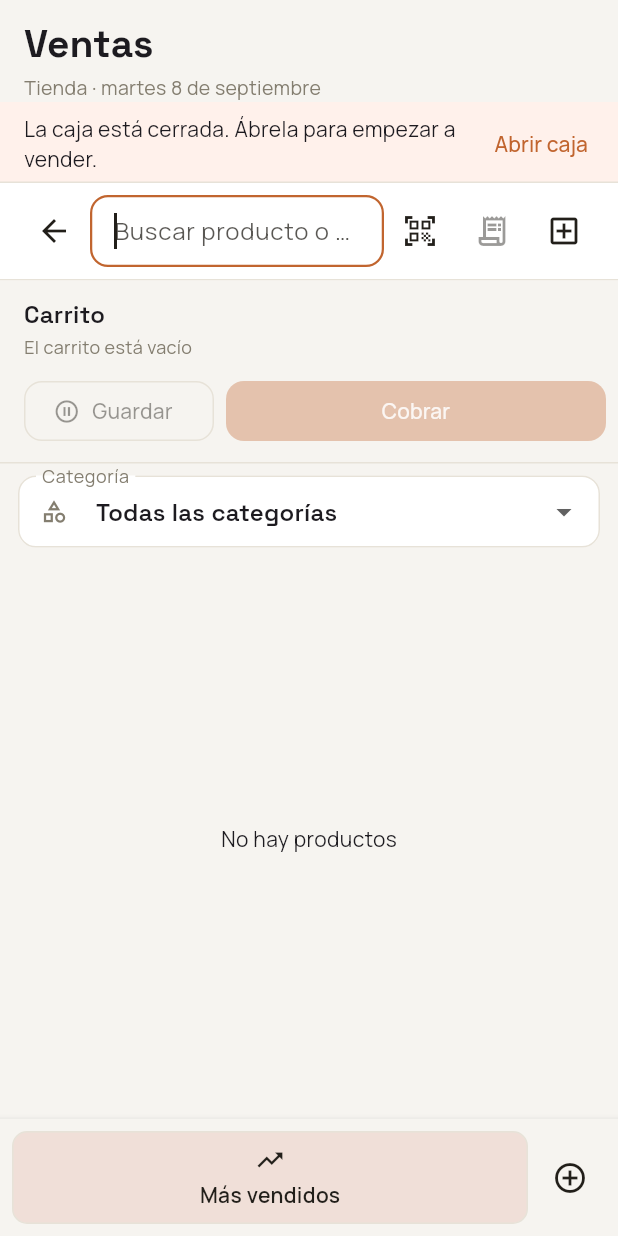
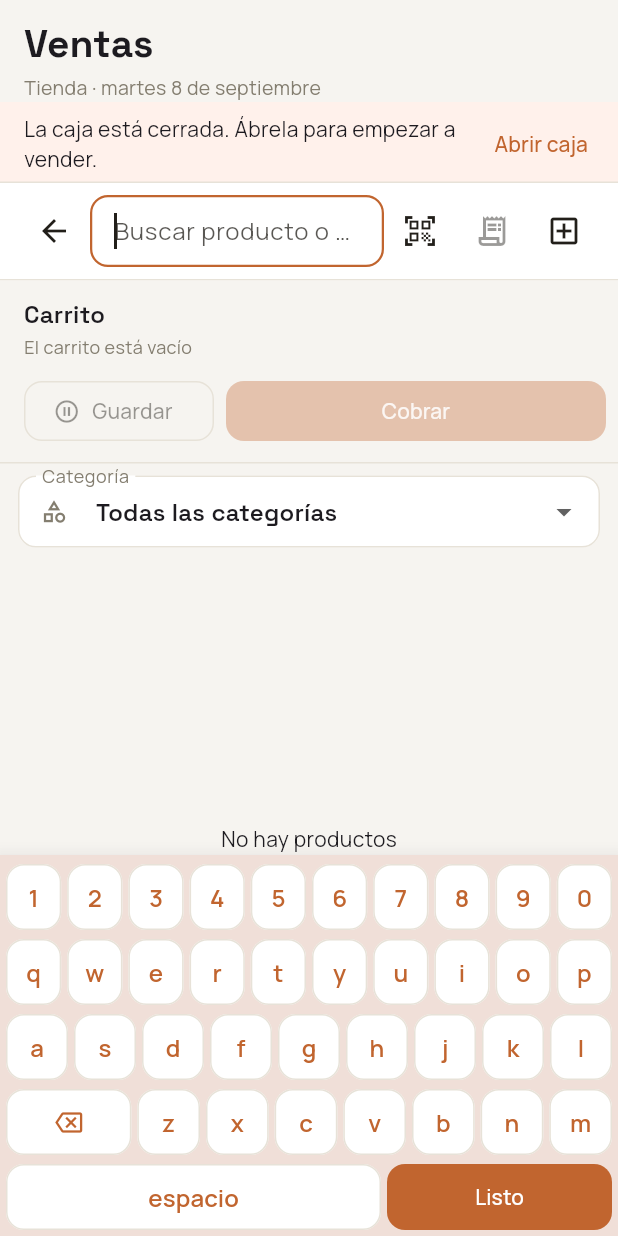
Before and after one commit to p1np0n/POSible, a Flutter app: the PosScreen widget shown alone on an empty page, opened directly, after a tap on the "search" icon, on a phone screen of 412 x 824 dp. Run offline on Flutter 3.47's test engine with Material 3 defaults, Android fonts, the phone set to English and light mode, and no system bars; our stand-ins replace audioplayers, csv, file_picker, fl_chart, google_fonts, image_picker and 3 more; missing offline and left inert: mobile_scanner; accounts and stored records are empty.

Commit message:
Agrega teclado propio de la app al buscador de Ventas (evita el de Android)
- Nuevo lib/widgets/simple_keyboard.dart: teclado QWERTY simple (números y
  minúsculas, sin tildes/ñ, no hacen falta porque la búsqueda ya las
  ignora), pegado abajo de la pantalla.
- pos_screen.dart: el TextField del buscador lleva ahora
  keyboardType: TextInputType.none para que Android no abra su propio
  teclado — el teclado propio aparece en su lugar al tocar el campo. El
  lector USB no se ve afectado: sigue escribiendo directo en el mismo
  campo editable, sin pasar por ningún teclado en pantalla.
- Mismo keyboardType: none en el campo invisible que mantiene el foco del
  lector cuando el buscador está colapsado — antes ese campo, aunque
  invisible, sí hacía que Android abriera su teclado al tomar el foco;
  probablemente la causa real de los conflictos reportados.

Co-Authored-By: Claude Sonnet 5 <noreply@anthropic.com>
Claude-Session: https://claude.ai/code/session_011Joc9koXtYcSZFKc6EaRF6

```diff
--- a/lib/screens/pos/pos_screen.dart
+++ b/lib/screens/pos/pos_screen.dart
@@ -34,6 +34,7 @@ import '../../widgets/currency_text.dart';
 import '../../widgets/error_state.dart';
 import '../../widgets/number_pad_dialog.dart';
 import '../../widgets/product_avatar.dart';
+import '../../widgets/simple_keyboard.dart';
 import '../../widgets/status_badge.dart';
 import '../inventory/product_form_screen.dart';
 import '../scan/barcode_scanner_screen.dart';
@@ -97,6 +98,12 @@ class _PosScreenState extends State<PosScreen> {
   // Si el buscador está desplegado (mostrando el campo de texto) o
   // escondido detrás del ícono de lupa — ver la barra de arriba en build().
   bool _searchExpanded = false;
+  // Si el teclado propio de la app (ver lib/widgets/simple_keyboard.dart)
+  // está abierto, para escribir a mano en el buscador. Se abre solo al
+  // tocar el campo (no automáticamente al ganar el foco, para no chocar
+  // con el foco que el lector USB recupera solo — ver _scannerFocusWatchdog
+  // más abajo) y se cierra al perder el foco o al tocar "Listo".
+  bool _showKeyboard = false;
   // Además de devolverle el foco al buscador explícitamente después de
   // cada interacción conocida (_refocusSearch), este timer revisa cada
   // tanto si el foco se perdió sin que nada más lo esté usando a propósito
@@ -113,6 +120,13 @@ class _PosScreenState extends State<PosScreen> {
       _refocusSearch();
     });
     _loadData();
+    // Al perder el foco (tocar otra cosa, elegir un producto, etc.) el
+    // teclado propio se cierra solo, igual que haría el del celular.
+    _searchFocusNode.addListener(() {
+      if (!_searchFocusNode.hasFocus && mounted && _showKeyboard) {
+        setState(() => _showKeyboard = false);
+      }
+    });
     _scannerFocusWatchdog = Timer.periodic(const Duration(milliseconds: 400), (_) {
       if (!mounted) return;
       if (!context.read<AppPreferencesProvider>().usbScannerModeEnabled) return;
@@ -1015,6 +1029,7 @@ class _PosScreenState extends State<PosScreen> {
                     _searchExpanded = false;
                     _searchController.clear();
                     _search = '';
+                    _showKeyboard = false;
                   }),
                 ),
                 Expanded(
@@ -1024,6 +1039,12 @@ class _PosScreenState extends State<PosScreen> {
                     autofocus: true,
                     style: TextStyle(color: onPrimary),
                     cursorColor: onPrimary,
+                    // Sin teclado del sistema: el que usamos es el propio de
+                    // la app (SimpleKeyboard, más abajo). El lector USB no se
+                    // ve afectado — sigue escribiendo directo en este campo,
+                    // como un teclado físico, sin pasar por ninguno de los
+                    // dos teclados en pantalla.
+                    keyboardType: TextInputType.none,
                     decoration: InputDecoration(
                       hintText: prefs.usbScannerModeEnabled
                           ? 'Buscar producto o código (o escanea aquí)'
@@ -1031,6 +1052,7 @@ class _PosScreenState extends State<PosScreen> {
                       hintStyle: TextStyle(color: onPrimary.withOpacity(0.75)),
                       border: InputBorder.none,
                     ),
+                    onTap: () => setState(() => _showKeyboard = true),
                     onChanged: _onSearchChanged,
                     onSubmitted: _handleScanSubmit,
                   ),
@@ -1052,7 +1074,12 @@ class _PosScreenState extends State<PosScreen> {
                 // realmente reciba el foco del teclado en Flutter Web —
                 // por eso usa un tamaño chico pero real, oculto con
                 // Opacity(0) e IgnorePointer (para que no se pueda tocar
-                // sin querer) en vez de tamaño cero.
+                // sin querer) en vez de tamaño cero. "keyboardType: none" es
+                // clave acá: sin eso, Android abría su teclado en pantalla
+                // cada vez que este campo invisible tomaba el foco (que es
+                // todo el tiempo, con el lector activado), aunque nadie
+                // pudiera verlo ni usarlo — probablemente la causa de que el
+                // teclado del celular pareciera "portarse mal" en Ventas.
                 if (prefs.usbScannerModeEnabled)
                   SizedBox(
                     width: 36,
@@ -1064,6 +1091,7 @@ class _PosScreenState extends State<PosScreen> {
                           controller: _searchController,
                           focusNode: _searchFocusNode,
                           autofocus: true,
+                          keyboardType: TextInputType.none,
                           decoration: const InputDecoration(border: InputBorder.none),
                           onChanged: _onSearchChanged,
                           onSubmitted: _handleScanSubmit,
@@ -1075,7 +1103,10 @@ class _PosScreenState extends State<PosScreen> {
                   icon: const Icon(Icons.search),
                   color: onPrimary,
                   tooltip: 'Buscar producto o código',
-                  onPressed: () => setState(() => _searchExpanded = true),
+                  onPressed: () => setState(() {
+                    _searchExpanded = true;
+                    _showKeyboard = true;
+                  }),
                 ),
               ],
               if (prefs.cameraScanEnabled)
@@ -1170,8 +1201,10 @@ class _PosScreenState extends State<PosScreen> {
 
     final quickSaleBar = _buildQuickSaleBar();
 
-    return LayoutBuilder(
-      builder: (context, constraints) {
+    return Stack(
+      children: [
+        LayoutBuilder(
+          builder: (context, constraints) {
         final isSplitWide = constraints.maxWidth >= _splitLayoutBreakpoint;
         final cartPanel = CartPanel(
           compact: !isSplitWide,
@@ -1234,7 +1267,27 @@ class _PosScreenState extends State<PosScreen> {
             quickSaleBar,
           ],
         );
-      },
+          },
+        ),
+        // Teclado propio de la app para el buscador (ver SimpleKeyboard) —
+        // encima de todo lo demás, pegado abajo, igual que se vería un
+        // teclado normal. No aparece solo: solo cuando se toca el campo de
+        // búsqueda a mano (ver el onTap del TextField, más arriba).
+        if (_showKeyboard)
+          Positioned(
+            left: 0,
+            right: 0,
+            bottom: 0,
+            child: SimpleKeyboard(
+              controller: _searchController,
+              onChanged: _onSearchChanged,
+              onDone: (value) {
+                _handleScanSubmit(value);
+                setState(() => _showKeyboard = false);
+              },
+            ),
+          ),
+      ],
     );
   }
 
--- /dev/null
+++ b/lib/widgets/simple_keyboard.dart
@@ -0,0 +1,129 @@
+import 'package:flutter/material.dart';
+
+/// Teclado propio de la app, en pantalla, para escribir texto (buscar
+/// productos, clientes, etc.) sin depender del teclado del celular — ese es
+/// el que suele dar problemas (se abre y cierra solo, tapa la pantalla, o
+/// deja el foco en un estado raro cuando hay un lector de código de barras
+/// USB conectado). Solo minúsculas y números, sin tildes ni "ñ": la
+/// búsqueda de la app ya ignora tildes y mayúsculas, así que no hacen
+/// falta.
+///
+/// IMPORTANTE: este teclado no reemplaza al lector USB. El campo de texto
+/// al que va conectado sigue siendo un TextField editable de verdad — el
+/// lector (que funciona como un teclado físico) le sigue escribiendo
+/// directo, sin pasar por este widget. Este teclado solo se encarga de lo
+/// que pasa cuando la persona toca la pantalla a mano; para eso el campo de
+/// texto debe llevar `keyboardType: TextInputType.none` (evita que Android
+/// abra su propio teclado encima del nuestro), no `readOnly` (eso sí
+/// bloquearía también al lector USB).
+class SimpleKeyboard extends StatelessWidget {
+  final TextEditingController controller;
+
+  /// Se llama después de cada tecla (letra, número, espacio o borrar), con
+  /// el texto ya actualizado — para que la búsqueda se filtre en vivo igual
+  /// que si se estuviera escribiendo con un teclado normal.
+  final ValueChanged<String>? onChanged;
+
+  /// Se llama al tocar "Listo", con el texto final — antes de que el
+  /// teclado se cierre. Pensado para lo mismo que pasaría al apretar Enter
+  /// en un teclado normal (ej. revisar si lo escrito es un código de
+  /// barras).
+  final ValueChanged<String>? onDone;
+
+  const SimpleKeyboard({super.key, required this.controller, this.onChanged, this.onDone});
+
+  static const _numberRow = ['1', '2', '3', '4', '5', '6', '7', '8', '9', '0'];
+  static const _rowOne = ['q', 'w', 'e', 'r', 't', 'y', 'u', 'i', 'o', 'p'];
+  static const _rowTwo = ['a', 's', 'd', 'f', 'g', 'h', 'j', 'k', 'l'];
+  static const _rowThree = ['z', 'x', 'c', 'v', 'b', 'n', 'm'];
+
+  void _type(String s) {
+    final newText = controller.text + s;
+    controller.value = TextEditingValue(text: newText, selection: TextSelection.collapsed(offset: newText.length));
+    onChanged?.call(newText);
+  }
+
+  void _backspace() {
+    final text = controller.text;
+    if (text.isEmpty) return;
+    final newText = text.substring(0, text.length - 1);
+    controller.value = TextEditingValue(text: newText, selection: TextSelection.collapsed(offset: newText.length));
+    onChanged?.call(newText);
+  }
+
+  @override
+  Widget build(BuildContext context) {
+    return Material(
+      elevation: 12,
+      color: Theme.of(context).colorScheme.surfaceContainerHighest,
+      child: SafeArea(
+        top: false,
+        child: Padding(
+          padding: const EdgeInsets.fromLTRB(4, 6, 4, 4),
+          child: Column(
+            mainAxisSize: MainAxisSize.min,
+            children: [
+              _keyRow(_numberRow),
+              const SizedBox(height: 6),
+              _keyRow(_rowOne),
+              const SizedBox(height: 6),
+              _keyRow(_rowTwo),
+              const SizedBox(height: 6),
+              Row(
+                children: [
+                  Expanded(flex: 2, child: _key(icon: Icons.backspace_outlined, onTap: _backspace)),
+                  for (final letter in _rowThree) ...[
+                    const SizedBox(width: 4),
+                    Expanded(child: _key(label: letter, onTap: () => _type(letter))),
+                  ],
+                ],
+              ),
+              const SizedBox(height: 6),
+              Row(
+                children: [
+                  Expanded(flex: 5, child: _key(label: 'espacio', onTap: () => _type(' '))),
+                  const SizedBox(width: 4),
+                  Expanded(
+                    flex: 3,
+                    child: SizedBox(
+                      height: 44,
+                      child: FilledButton(
+                        onPressed: () => onDone?.call(controller.text),
+                        style: FilledButton.styleFrom(padding: EdgeInsets.zero),
+                        child: const Text('Listo'),
+                      ),
+                    ),
+                  ),
+                ],
+              ),
+            ],
+          ),
+        ),
+      ),
+    );
+  }
+
+  Widget _keyRow(List<String> keys) {
+    return Row(
+      children: [
+        for (var i = 0; i < keys.length; i++) ...[
+          if (i > 0) const SizedBox(width: 4),
+          Expanded(child: _key(label: keys[i], onTap: () => _type(keys[i]))),
+        ],
+      ],
+    );
+  }
+
+  Widget _key({String? label, IconData? icon, required VoidCallback onTap}) {
+    return SizedBox(
+      height: 44,
+      child: OutlinedButton(
+        onPressed: onTap,
+        style: OutlinedButton.styleFrom(padding: EdgeInsets.zero, backgroundColor: Colors.white),
+        child: icon != null
+            ? Icon(icon, size: 18)
+            : Text(label!, style: const TextStyle(fontSize: 16, fontWeight: FontWeight.w600)),
+      ),
+    );
+  }
+}
```
Also changed, not shown: 1 other file.
